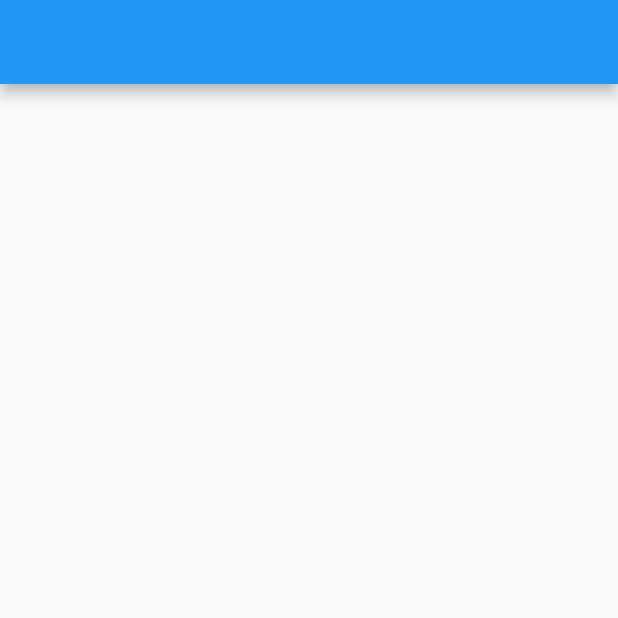
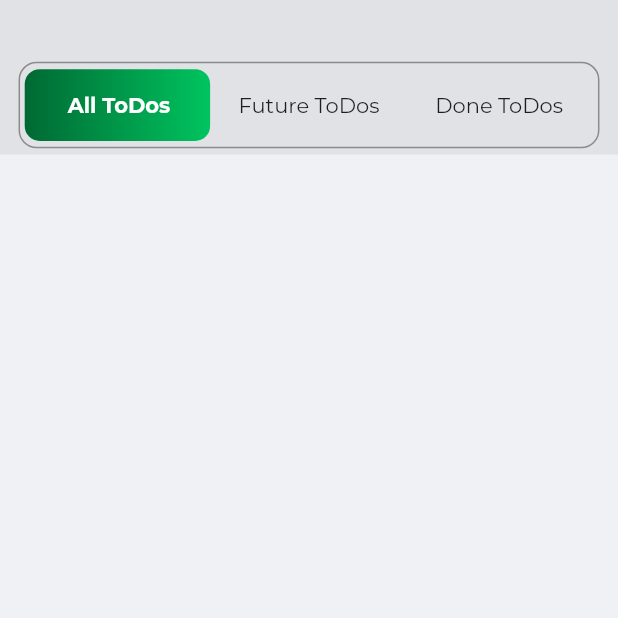
Before and after one commit to mamin75dev/flutter_todo_list, a Flutter app: the screen it shows after launch, on a phone screen of 412 x 824 dp, the top half of it. Run offline on Flutter 3.47's test engine with Material 2 defaults, Android fonts, the phone set to English and light mode, and no system bars; our stand-ins replace google_fonts.

Commit message:
top tab bar

```diff
--- a/lib/app.dart
+++ b/lib/app.dart
@@ -1,13 +1,20 @@
 import 'package:flutter/material.dart';
-import 'package:todo_list/pages/home_page.dart';
+import 'package:flutter/services.dart';
+import 'package:google_fonts/google_fonts.dart';
+import 'package:todo_list/ui/pages/home_page.dart';
 
 class ToDoApp extends StatelessWidget {
   const ToDoApp({super.key});
 
   @override
   Widget build(BuildContext context) {
-    return const MaterialApp(
+    SystemChrome.setSystemUIOverlayStyle(const SystemUiOverlayStyle(statusBarColor: Colors.transparent));
+    return MaterialApp(
+      debugShowCheckedModeBanner: false,
       title: 'ToDo App',
+      theme: ThemeData(
+        textTheme: GoogleFonts.montserratTextTheme(Theme.of(context).textTheme),
+      ),
       home: HomePage(),
     );
   }
--- a/lib/pages/home_page.dart
+++ b/lib/ui/pages/home_page.dart
@@ -1,4 +1,6 @@
 import 'package:flutter/material.dart';
+import 'package:todo_list/ui/resources/colors.dart';
+import 'package:todo_list/ui/widgets/app_bar.dart';
 
 class HomePage extends StatefulWidget {
   const HomePage({super.key});
@@ -11,8 +13,13 @@ class _HomePageState extends State<HomePage> {
   @override
   Widget build(BuildContext context) {
     return Scaffold(
-      appBar: AppBar(),
-      body: Container(),
+      backgroundColor: bgColor,
+      body: Column(
+        children: [
+          const ToDoAppBar(),
+          Container(),
+        ],
+      ),
     );
   }
 }
--- /dev/null
+++ b/lib/ui/resources/colors.dart
@@ -0,0 +1,8 @@
+import 'package:flutter/material.dart';
+
+const bgColor = Color(0xffF0F1F5);
+const sbgColor = Color(0xffE1E2E5);
+const lineColor = Color.fromARGB(255, 139, 139, 139);
+
+const primaryColor = Color(0xff006933);
+const seconaryColor = Color.fromARGB(255, 0, 196, 95);
--- /dev/null
+++ b/lib/ui/widgets/app_bar.dart
@@ -0,0 +1,132 @@
+import 'package:flutter/material.dart';
+import 'package:todo_list/ui/resources/colors.dart';
+
+class ToDoAppBar extends StatefulWidget implements PreferredSizeWidget {
+  const ToDoAppBar({super.key});
+
+  @override
+  State<ToDoAppBar> createState() => _ToDoAppBarState();
+
+  @override
+  Size get preferredSize => const Size.fromHeight(kToolbarHeight);
+}
+
+class _ToDoAppBarState extends State<ToDoAppBar> {
+  int index = 0;
+  List<String> items = ["All ToDos", "Future ToDos", "Done ToDos"];
+
+  double changePosition(double width) {
+    switch (index) {
+      case 0:
+        return width * (0.03 + 0.01);
+      case 1:
+        return width * (0.03 + 0.01 + 0.3 + 0.009);
+      case 2:
+        return width * (0.03 + 0.01 + 0.3 + 0.009 + 0.3 + 0.009);
+      default:
+        return width * (0.03 + 0.01);
+    }
+  }
+
+  @override
+  Widget build(BuildContext context) {
+    var size = MediaQuery.of(context).size;
+    return Container(
+      width: size.width,
+      height: size.height * 0.125,
+      color: sbgColor,
+      padding: EdgeInsetsDirectional.only(top: size.height * 0.05),
+      child: Stack(
+        children: [
+          AnimatedPositioned(
+            curve: Curves.fastLinearToSlowEaseIn,
+            top: size.height * 0.006,
+            bottom: size.height * 0.011,
+            left: changePosition(size.width),
+            duration: const Duration(milliseconds: 500),
+            child: Container(
+              alignment: Alignment.center,
+              width: size.width * 0.3,
+              height: size.height * 0.068,
+              decoration: BoxDecoration(
+                gradient: const LinearGradient(colors: [primaryColor, seconaryColor]),
+                borderRadius: BorderRadius.circular(10),
+              ),
+              // child: Text(
+              //   items[index],
+              //   style: const TextStyle(color: Colors.white, fontWeight: FontWeight.bold),
+              // ),
+            ),
+          ),
+          Positioned(
+            top: 0,
+            left: 0,
+            right: 0,
+            child: Container(
+              decoration: BoxDecoration(
+                borderRadius: BorderRadius.circular(12),
+                border: Border.all(color: lineColor),
+              ),
+              height: size.height * 0.07,
+              padding: EdgeInsetsDirectional.symmetric(
+                horizontal: size.width * 0.01,
+                vertical: size.height * 0.005,
+              ),
+              margin: EdgeInsetsDirectional.symmetric(horizontal: size.width * 0.03),
+              child: Row(
+                mainAxisAlignment: MainAxisAlignment.spaceBetween,
+                children: [
+                  GestureDetector(
+                    onTap: () {
+                      setState(() {
+                        index = 0;
+                      });
+                    },
+                    child: Container(
+                      alignment: Alignment.center,
+                      width: size.width * 0.3,
+                      child: Text(
+                        items[0],
+                        style: index == 0 ? const TextStyle(color: Colors.white, fontWeight: FontWeight.bold) : null,
+                      ),
+                    ),
+                  ),
+                  GestureDetector(
+                    onTap: () {
+                      setState(() {
+                        index = 1;
+                      });
+                    },
+                    child: Container(
+                      alignment: Alignment.center,
+                      width: size.width * 0.3,
+                      child: Text(
+                        items[1],
+                        style: index == 1 ? const TextStyle(color: Colors.white, fontWeight: FontWeight.bold) : null,
+                      ),
+                    ),
+                  ),
+                  GestureDetector(
+                    onTap: () {
+                      setState(() {
+                        index = 2;
+                      });
+                    },
+                    child: Container(
+                      alignment: Alignment.center,
+                      width: size.width * 0.3,
+                      child: Text(
+                        items[2],
+                        style: index == 2 ? const TextStyle(color: Colors.white, fontWeight: FontWeight.bold) : null,
+                      ),
+                    ),
+                  ),
+                ],
+              ),
+            ),
+          ),
+        ],
+      ),
+    );
+  }
+}
--- a/pubspec.yaml
+++ b/pubspec.yaml
@@ -35,6 +35,7 @@ dependencies:
   # The following adds the Cupertino Icons font to your application.
   # Use with the CupertinoIcons class for iOS style icons.
   cupertino_icons: ^1.0.2
+  google_fonts: ^6.1.0
 
 dev_dependencies:
   flutter_test:
```
Also changed, not shown: pubspec.lock, 3 other files.
